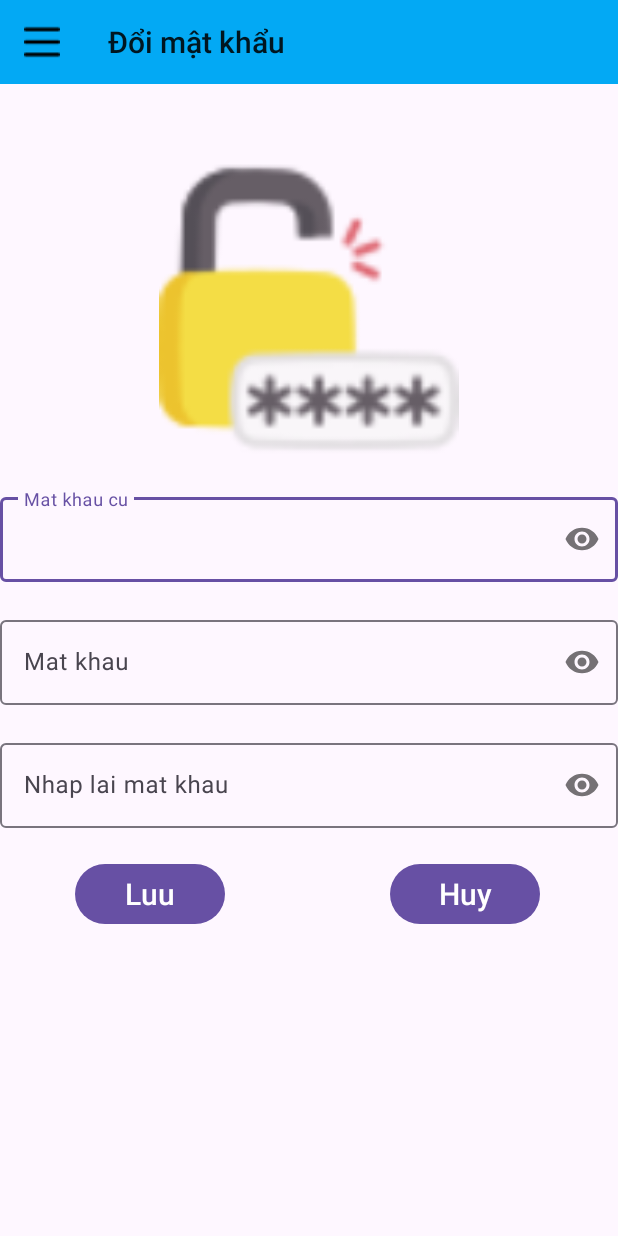
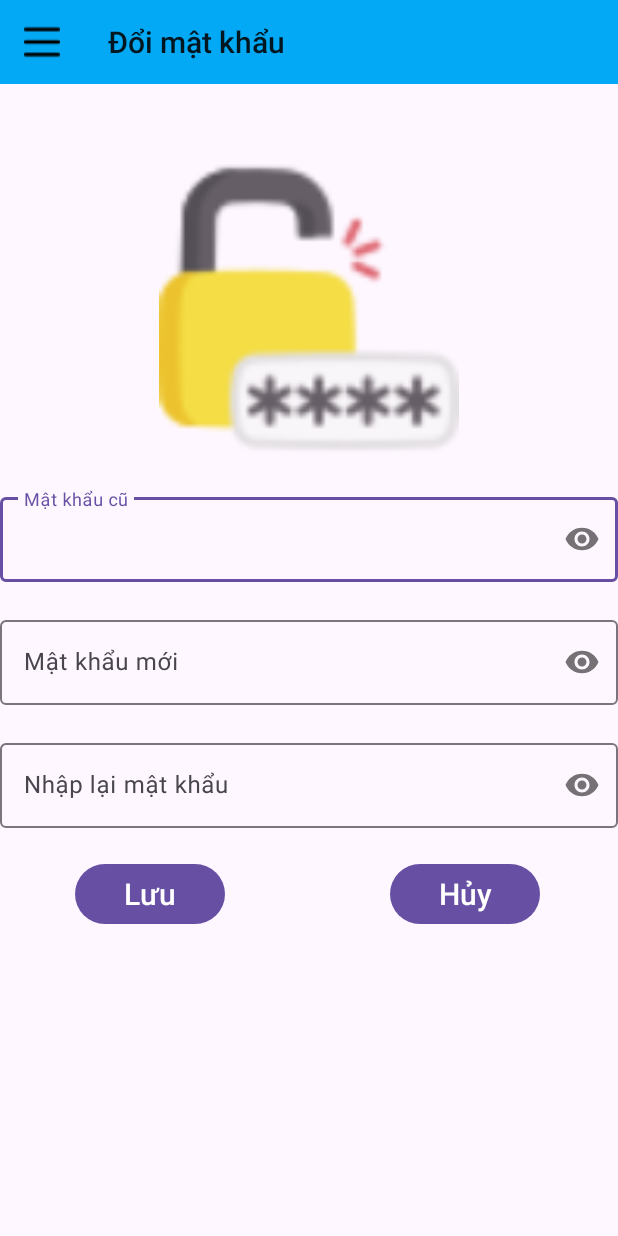
Before and after one commit to qquan2108/LibMana_FPTPolytechnic, an Android app: the fragment ChangePassFragment placed in its activity, in the side drawer, after a tap on "Đổi mật khẩu", on a phone screen of 412 x 824 dp. Run offline under Robolectric (Android 15) with nearby library versions, the phone set to English and light mode, and no system bars.

Commit message:
- Sửa lỗi vặt

```diff
--- a/app/src/main/AndroidManifest.xml
+++ b/app/src/main/AndroidManifest.xml
@@ -6,9 +6,9 @@
         android:allowBackup="true"
         android:dataExtractionRules="@xml/data_extraction_rules"
         android:fullBackupContent="@xml/backup_rules"
-        android:icon="@mipmap/ic_launcher"
+        android:icon="@mipmap/ic_home"
         android:label="@string/app_name"
-        android:roundIcon="@mipmap/ic_launcher_round"
+        android:roundIcon="@mipmap/ic_home_round"
         android:supportsRtl="true"
         android:theme="@style/Theme.Duanmaunhom1"
         tools:targetApi="31">
--- a/app/src/main/java/com/example/duanmaunhom1/Dangky.java
+++ b/app/src/main/java/com/example/duanmaunhom1/Dangky.java
@@ -36,7 +36,7 @@ public class Dangky extends AppCompatActivity {
         Toolbar toolbar = findViewById(R.id.toolbar);
         setSupportActionBar(toolbar);
         getSupportActionBar().setDisplayShowHomeEnabled(true);
-        getSupportActionBar().setTitle("Thư viện LibMana");
+        getSupportActionBar().setTitle("Đăng kí tài khoản");
 
         getSupportActionBar().setDisplayUseLogoEnabled(true);
 
@@ -85,7 +85,6 @@ public class Dangky extends AppCompatActivity {
             }
         });
 
-
         ActionBar actionBar = getSupportActionBar();
         if (actionBar != null) {
             actionBar.setDisplayHomeAsUpEnabled(true);
--- a/app/src/main/java/com/example/duanmaunhom1/adapter/SachAdapter.java
+++ b/app/src/main/java/com/example/duanmaunhom1/adapter/SachAdapter.java
@@ -52,6 +52,7 @@ public class SachAdapter extends RecyclerView.Adapter<SachAdapter.ViewHolder>{
         holder.txtTacGia.setText("Tác giả: " + list.get(position).getTacgia());
         holder.txtGiaBan.setText("Giá bán: " + list.get(position).getGiaban());
         holder.txtTenloai.setText("Thể loại: " + list.get(position).getTenloai());
+
         holder.ivedit.setOnClickListener(new View.OnClickListener() {
             @Override
             public void onClick(View v) {
@@ -70,7 +71,6 @@ public class SachAdapter extends RecyclerView.Adapter<SachAdapter.ViewHolder>{
                     public void onClick(DialogInterface dialog, int which) {
                         int check = sachDAO.xoassach(list.get(holder.getAdapterPosition()).getMasach());
                         switch (check){
-
                             case -1:
                                 Toast.makeText(context, "Xóa thất bại", Toast.LENGTH_SHORT).show();
                                 break;
@@ -81,11 +81,8 @@ public class SachAdapter extends RecyclerView.Adapter<SachAdapter.ViewHolder>{
                                 Toast.makeText(context, "Xóa thành công", Toast.LENGTH_SHORT).show();
                                 loaddata();
                                 break;
-
-
                         }
                     }
-
                 });
                 builder.setNegativeButton("Không", null);
                 AlertDialog alertDialog = builder.create();
--- a/app/src/main/java/com/example/duanmaunhom1/adapter/ThanhVienAdapter.java
+++ b/app/src/main/java/com/example/duanmaunhom1/adapter/ThanhVienAdapter.java
@@ -172,7 +172,7 @@ public class ThanhVienAdapter extends RecyclerView.Adapter<ThanhVienAdapter.View
                     loaddata();
                     alertDialog.dismiss();
                 }else {
-                    Toast.makeText(context, "cap nhat that bai", Toast.LENGTH_SHORT).show();
+                    Toast.makeText(context, "cập nhật thất bại", Toast.LENGTH_SHORT).show();
                 }
             }
 
--- a/app/src/main/java/com/example/duanmaunhom1/fragment/loaisachfragment.java
+++ b/app/src/main/java/com/example/duanmaunhom1/fragment/loaisachfragment.java
@@ -43,7 +43,6 @@ public class loaisachfragment extends Fragment {
     public void onCreate(@Nullable Bundle savedInstanceState) {
         super.onCreate(savedInstanceState);
     }
-
 
     @Nullable
     @Override
--- a/app/src/main/java/com/example/duanmaunhom1/fragment/trangchufragment.java
+++ b/app/src/main/java/com/example/duanmaunhom1/fragment/trangchufragment.java
@@ -88,8 +88,6 @@ public class trangchufragment extends AppCompatActivity {
         navigationView.setNavigationItemSelectedListener(new NavigationView.OnNavigationItemSelectedListener() {
             @Override
             public boolean onNavigationItemSelected(@NonNull MenuItem menuItem) {
-
-
                 int id = menuItem.getItemId();
 
                 Fragment fragment = null;
--- a/app/src/main/java/com/example/duanmaunhom1/model/CTPhieuMuon.java
+++ b/app/src/main/java/com/example/duanmaunhom1/model/CTPhieuMuon.java
@@ -59,9 +59,7 @@ public class CTPhieuMuon {
         this.tensach = tensach;
     }
 
-    public int getTrasach() {
-        return trasach;
-    }
+    public int getTrasach() { return trasach; }
 
     public void setTrasach(int trasach) {
         this.trasach = trasach;
--- a/app/src/main/res/layout/fragment_change_pass.xml
+++ b/app/src/main/res/layout/fragment_change_pass.xml
@@ -28,7 +28,7 @@
             android:layout_height="wrap_content"
             android:inputType="textPassword"
             android:maxLines="1"
-            android:hint="Mat khau cu"/>
+            android:hint="Mật khẩu cũ"/>
 
     </com.google.android.material.textfield.TextInputLayout>
 
@@ -44,7 +44,7 @@
             android:layout_height="wrap_content"
             android:inputType="textPassword"
             android:maxLines="1"
-            android:hint="Mat khau"/>
+            android:hint="Mật khẩu mới"/>
 
     </com.google.android.material.textfield.TextInputLayout>
     <com.google.android.material.textfield.TextInputLayout
@@ -59,7 +59,7 @@
             android:layout_height="wrap_content"
             android:inputType="textPassword"
             android:maxLines="1"
-            android:hint="Nhap lai mat khau"/>
+            android:hint="Nhập lại mật khẩu"/>
 
     </com.google.android.material.textfield.TextInputLayout>
 
@@ -72,7 +72,7 @@
         android:id="@+id/bntsave"
         android:layout_width="100dp"
         android:layout_height="wrap_content"
-        android:text="Luu"
+        android:text="Lưu"
         android:textSize="20dp"
         android:drawableStart="@drawable/save"
         android:layout_marginLeft="50dp">
@@ -82,7 +82,7 @@
         android:id="@+id/bthuy"
         android:layout_width="100dp"
         android:layout_height="wrap_content"
-        android:text="Huy"
+        android:text="Hủy"
         android:textSize="20dp"
         android:drawableStart="@drawable/save"
         android:layout_marginLeft="110dp">
--- a/app/src/main/res/values/strings.xml
+++ b/app/src/main/res/values/strings.xml
@@ -1,5 +1,5 @@
 <resources>
-    <string name="app_name">Duanmaunhom1</string>
+    <string name="app_name">Phương Nam Library</string>
     <!-- Strings used for fragments for navigation -->
     <string name="first_fragment_label">First Fragment</string>
     <string name="second_fragment_label">Second Fragment</string>
--- a/gradle.properties
+++ b/gradle.properties
@@ -19,3 +19,4 @@ android.useAndroidX=true
 # resources declared in the library itself and none from the library's dependencies,
 # thereby reducing the size of the R class for that library
 android.nonTransitiveRClass=true
+org.gradle.configuration-cache=true
--- a/gradle/libs.versions.toml
+++ b/gradle/libs.versions.toml
@@ -1,5 +1,5 @@
 [versions]
-agp = "8.5.0"
+agp = "8.5.1"
 junit = "4.13.2"
 junitVersion = "1.2.0"
 espressoCore = "3.6.0"
```
Also changed, not shown: app/src/main/res/layout/activity_ctpm.xml (+3 -5 lines), app/src/main/res/layout/activity_manhinhchao.xml (+7 -6 lines).
